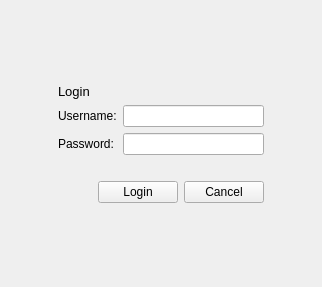
hyperquantum/PMP, file src/desktop-remote/loginwidget.ui: the form before one commit.
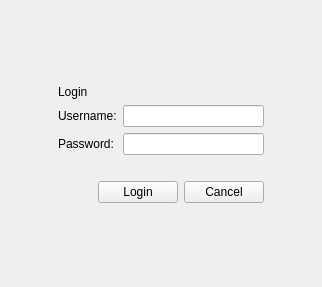
The form after the commit.

Commit message:
Avoid stylesheets in connection and login widgets
Set relative font size in code instead of specifying a 'larger' font
size using stylesheets.

The edit to the form file:
```diff
--- a/src/desktop-remote/loginwidget.ui
+++ b/src/desktop-remote/loginwidget.ui
@@ -44,9 +44,6 @@
     <layout class="QVBoxLayout" name="verticalLayout_2">
      <item>
       <widget class="QLabel" name="loginLabel">
-       <property name="styleSheet">
-        <string notr="true">font:10pt;</string>
-       </property>
        <property name="text">
         <string>Login</string>
        </property>
```
Left out of the diff: 14 changed lines with no effect on the pictures. The commit also changes 7 other files.
